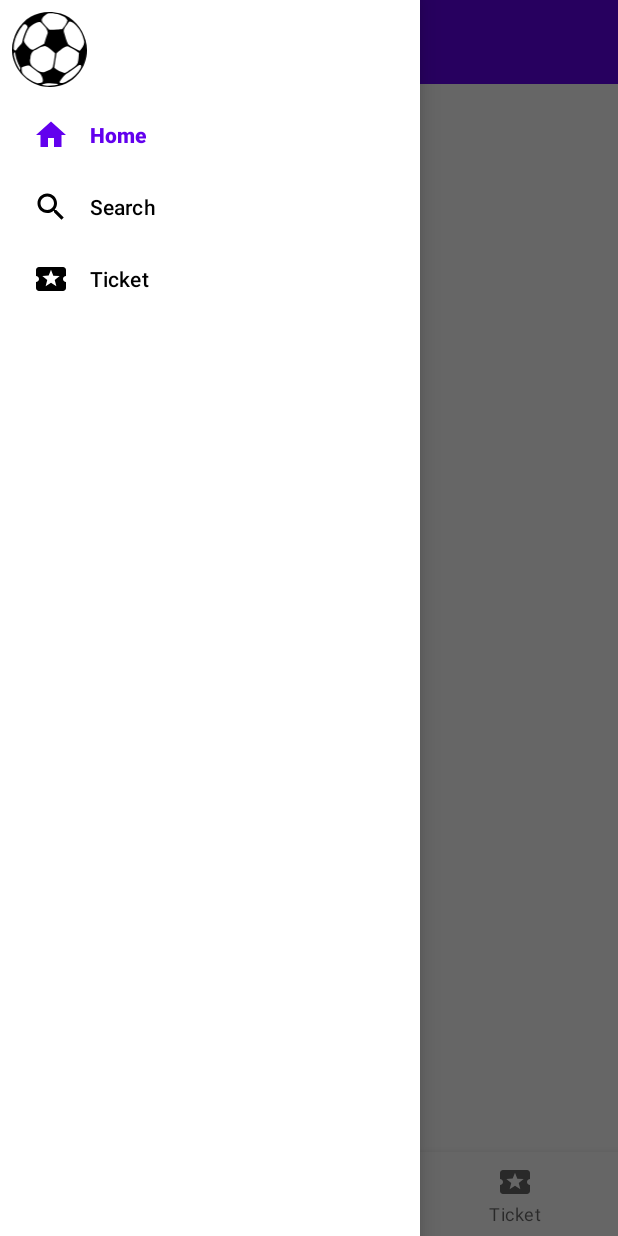
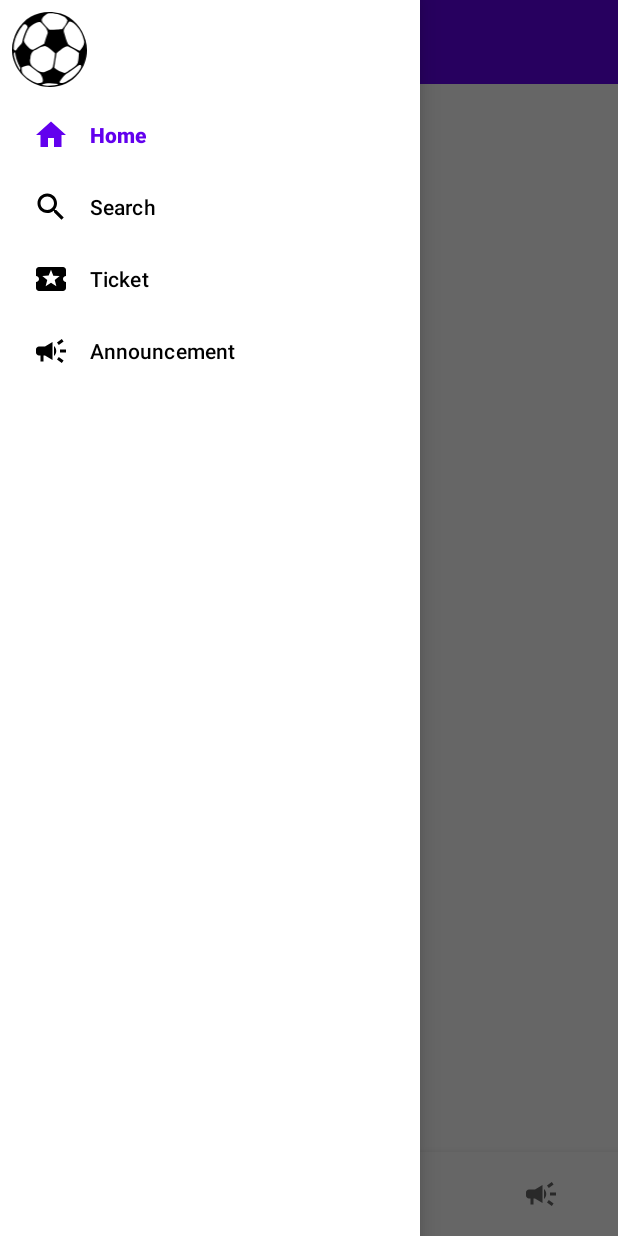
Before and after one commit to SorinaPopa/SEF, an Android app: the MainActivity screen opened directly, with no data from a screen before it, with the side drawer open, on a phone screen of 412 x 824 dp. Run offline under Robolectric (Android 15) with nearby library versions, the phone set to English and light mode, and no system bars; our stand-ins replace data binding, navigation-ui.

Commit message:
Added Announcement Menu

```diff
--- a/STADEVENTS/app/src/main/java/com/example/stadevents/MainActivity.kt
+++ b/STADEVENTS/app/src/main/java/com/example/stadevents/MainActivity.kt
@@ -42,7 +42,14 @@ class MainActivity : AppCompatActivity() {
 
     private fun setupAppBarConfig() {
         appBarConfig =
-            AppBarConfiguration(setOf(R.id.homeFragment, R.id.searchFragment,R.id.ticketFragment), binding.drawerLayout)
+            AppBarConfiguration(
+                setOf(
+                    R.id.homeFragment,
+                    R.id.searchFragment,
+                    R.id.ticketFragment,
+                    R.id.announcementFragment
+                ), binding.drawerLayout
+            )
         setupActionBarWithNavController(navController, appBarConfig)
     }
 
--- a/STADEVENTS/app/src/main/res/menu/bottom_navigation_menu.xml
+++ b/STADEVENTS/app/src/main/res/menu/bottom_navigation_menu.xml
@@ -16,4 +16,10 @@
         android:enabled="true"
         android:icon="@drawable/ic_baseline_ticket_24"
         android:title="@string/menu_item_ticket"/>
+    <item
+        android:id="@+id/announcementFragment"
+        android:enabled="true"
+        android:icon="@drawable/ic_baseline_announcement_24"
+        android:title="@string/menu_item_announcement"/>
+
 </menu>
--- a/STADEVENTS/app/src/main/res/navigation/nav_graph.xml
+++ b/STADEVENTS/app/src/main/res/navigation/nav_graph.xml
@@ -20,4 +20,9 @@
         android:name="com.example.stadevents.ticket.TicketFragment"
         android:label="fragment_ticket"
         tools:layout="@layout/ticket_fragment" />
+    <fragment
+        android:id="@+id/announcementFragment"
+        android:name="com.example.stadevents.announcements.AnnouncementFragment"
+        android:label="fragment_announcement"
+        tools:layout="@layout/announcement_fragment" />
 </navigation>
--- a/STADEVENTS/app/src/main/res/values/strings.xml
+++ b/STADEVENTS/app/src/main/res/values/strings.xml
@@ -4,4 +4,6 @@
     <string name="menu_item_home">Home</string>
     <string name="menu_item_search">Search</string>
     <string name="menu_item_ticket">Ticket</string>
+    <string name="menu_item_announcement">Announcement</string>
+
 </resources>
```
